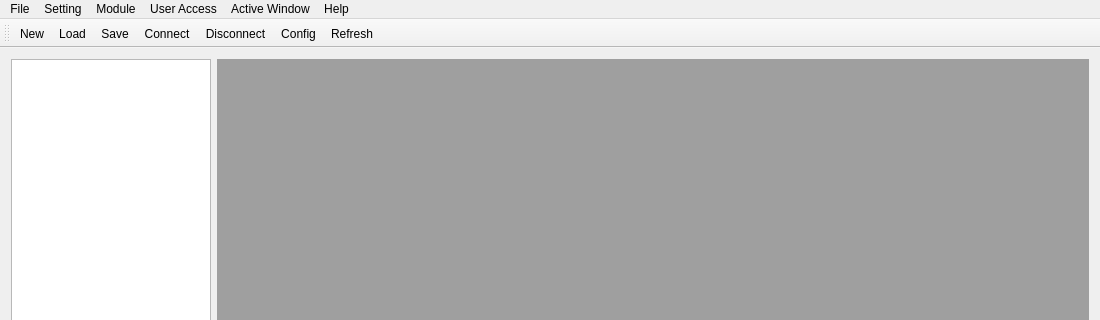
zenaki/RTU, file view/mainwindow.ui: the form before one commit; both pictures show x 0 to 1100 and y 0 to 320 of the 1100 by 597 pixel window.
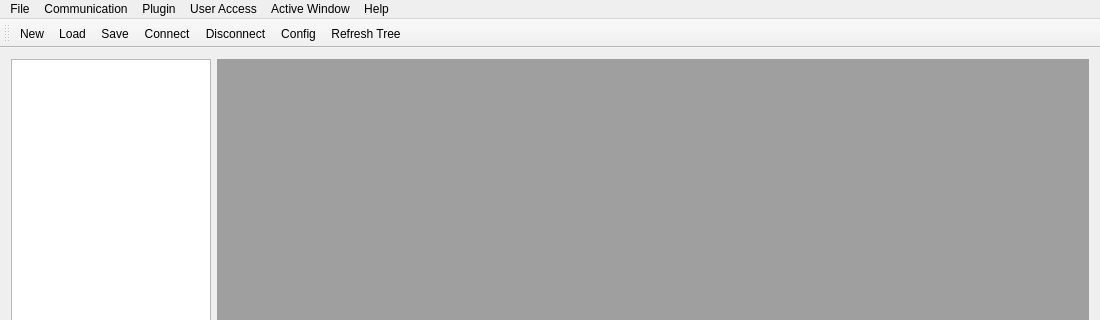
The form after the commit. Icons and pictures are not drawn.

Commit message: ENCRYP DECRYP PLUGIN CONFIGURATION SOLVED

The edit to the form file:
```diff
--- a/view/mainwindow.ui
+++ b/view/mainwindow.ui
@@ -76,14 +76,14 @@
      <string>File</string>
     </property>
    </widget>
-   <widget class="QMenu" name="menuSetting">
+   <widget class="QMenu" name="menuCommunication">
     <property name="title">
-     <string>Setting</string>
+     <string>Communication</string>
     </property>
    </widget>
-   <widget class="QMenu" name="menuModule">
+   <widget class="QMenu" name="menuPlugin">
     <property name="title">
-     <string>Module</string>
+     <string>Plugin</string>
     </property>
    </widget>
    <widget class="QMenu" name="menuUser_Access">
@@ -110,8 +110,8 @@
     </property>
    </widget>
    <addaction name="menuFile"/>
-   <addaction name="menuSetting"/>
-   <addaction name="menuModule"/>
+   <addaction name="menuCommunication"/>
+   <addaction name="menuPlugin"/>
    <addaction name="menuUser_Access"/>
    <addaction name="menuActive_Window"/>
    <addaction name="menuHelp"/>
@@ -210,7 +210,7 @@
      <normaloff>:/new/prefix1/image/view-refresh.png</normaloff>:/new/prefix1/image/view-refresh.png</iconset>
    </property>
    <property name="text">
-    <string>Refresh</string>
+    <string>Refresh Tree</string>
    </property>
    <property name="toolTip">
     <string>Refresh Tree</string>
```
Left out of the diff: 17 changed lines with no effect on the pictures. The commit also changes 5 other files.
